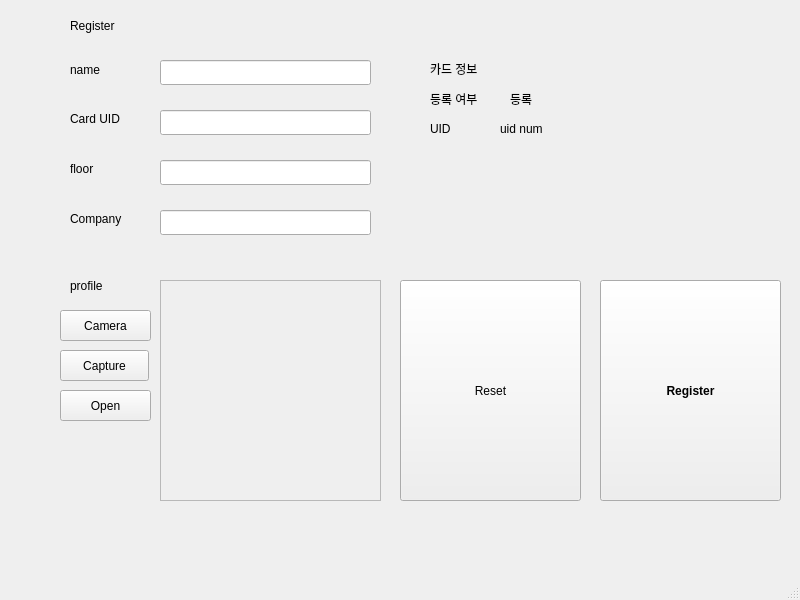
The window that code/Qt_Register.ui (addinedu-ros-6th/iot-repo-3) describes before a commit, drawn with Qt 5.
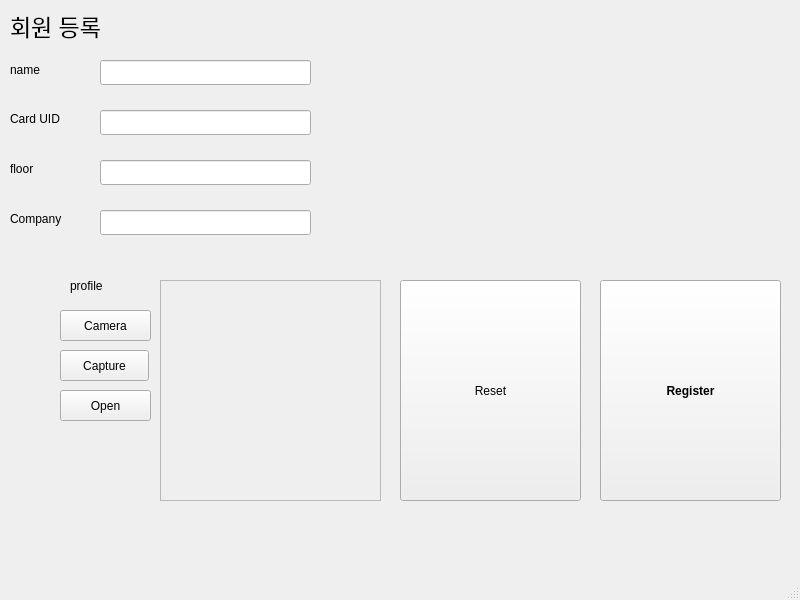
The same window after the commit.

The edit to the form file:
```diff
--- a/code/Qt_Register.ui
+++ b/code/Qt_Register.ui
@@ -17,7 +17,7 @@
    <widget class="QLabel" name="label_6">
     <property name="geometry">
      <rect>
-      <x>70</x>
+      <x>10</x>
       <y>60</y>
       <width>91</width>
       <height>20</height>
@@ -43,7 +43,7 @@
    <widget class="QLabel" name="label_2">
     <property name="geometry">
      <rect>
-      <x>70</x>
+      <x>10</x>
       <y>110</y>
       <width>67</width>
       <height>17</height>
@@ -56,7 +56,7 @@
    <widget class="QLabel" name="label_3">
     <property name="geometry">
      <rect>
-      <x>70</x>
+      <x>10</x>
       <y>160</y>
       <width>67</width>
       <height>17</height>
@@ -82,14 +82,20 @@
    <widget class="QLabel" name="label_5">
     <property name="geometry">
      <rect>
-      <x>70</x>
-      <y>0</y>
-      <width>121</width>
-      <height>51</height>
+      <x>10</x>
+      <y>10</y>
+      <width>91</width>
+      <height>31</height>
      </rect>
     </property>
+    <property name="font">
+     <font>
+      <family>Ubuntu</family>
+      <pointsize>17</pointsize>
+     </font>
+    </property>
     <property name="text">
-     <string>Register</string>
+     <string>회원 등록</string>
     </property>
    </widget>
    <widget class="QPushButton" name="regiButton">
@@ -156,7 +162,7 @@
    <widget class="QLabel" name="label_7">
     <property name="geometry">
      <rect>
-      <x>70</x>
+      <x>10</x>
       <y>210</y>
       <width>67</width>
       <height>17</height>
@@ -169,7 +175,7 @@
    <widget class="QLineEdit" name="nameEdit">
     <property name="geometry">
      <rect>
-      <x>160</x>
+      <x>100</x>
       <y>60</y>
       <width>211</width>
       <height>25</height>
@@ -179,7 +185,7 @@
    <widget class="QLineEdit" name="uidEdit">
     <property name="geometry">
      <rect>
-      <x>160</x>
+      <x>100</x>
       <y>110</y>
       <width>211</width>
       <height>25</height>
@@ -189,7 +195,7 @@
    <widget class="QLineEdit" name="floorEdit">
     <property name="geometry">
      <rect>
-      <x>160</x>
+      <x>100</x>
       <y>160</y>
       <width>211</width>
       <height>25</height>
@@ -199,78 +205,13 @@
    <widget class="QLineEdit" name="companyEdit">
     <property name="geometry">
      <rect>
-      <x>160</x>
+      <x>100</x>
       <y>210</y>
       <width>211</width>
       <height>25</height>
      </rect>
     </property>
    </widget>
-   <widget class="QLabel" name="isRegistered">
-    <property name="geometry">
-     <rect>
-      <x>510</x>
-      <y>90</y>
-      <width>171</width>
-      <height>17</height>
-     </rect>
-    </property>
-    <property name="text">
-     <string>등록</string>
-    </property>
-   </widget>
-   <widget class="QLabel" name="label_8">
-    <property name="geometry">
-     <rect>
-      <x>430</x>
-      <y>60</y>
-      <width>67</width>
-      <height>17</height>
-     </rect>
-    </property>
-    <property name="text">
-     <string>카드 정보</string>
-    </property>
-   </widget>
-   <widget class="QLabel" name="label_9">
-    <property name="geometry">
-     <rect>
-      <x>430</x>
-      <y>90</y>
-      <width>67</width>
-      <height>17</height>
-     </rect>
-    </property>
-    <property name="text">
-     <string>등록 여부</string>
-    </property>
-   </widget>
-   <widget class="QLabel" name="label_10">
-    <property name="geometry">
-     <rect>
-      <x>430</x>
-      <y>120</y>
-      <width>67</width>
-      <height>17</height>
-     </rect>
-    </property>
-    <property name="text">
-     <string>UID</string>
-    </property>
-   </widget>
-   <widget class="QLabel" name="uidInfo">
-    <property name="geometry">
-     <rect>
-      <x>500</x>
-      <y>120</y>
-      <width>67</width>
-      <height>17</height>
-     </rect>
-    </property>
-    <property name="text">
-     <string>uid num</string>
-    </property>
-   </widget>
    <widget class="QPushButton" name="capButton">
     <property name="geometry">
      <rect>
```
